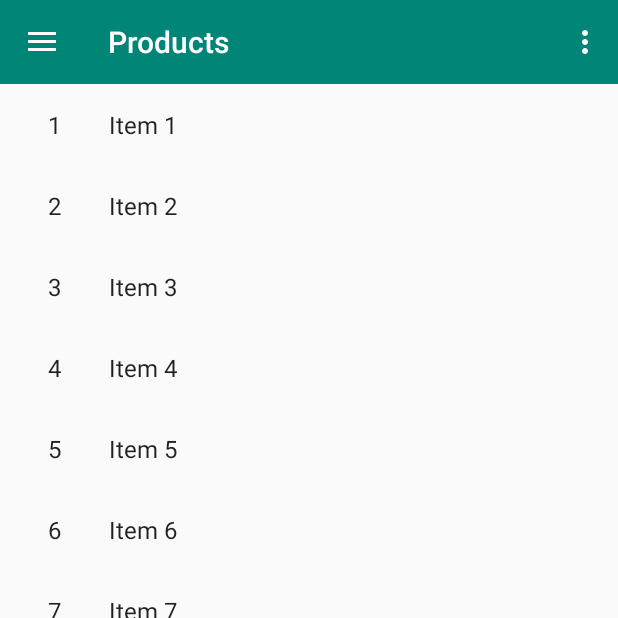
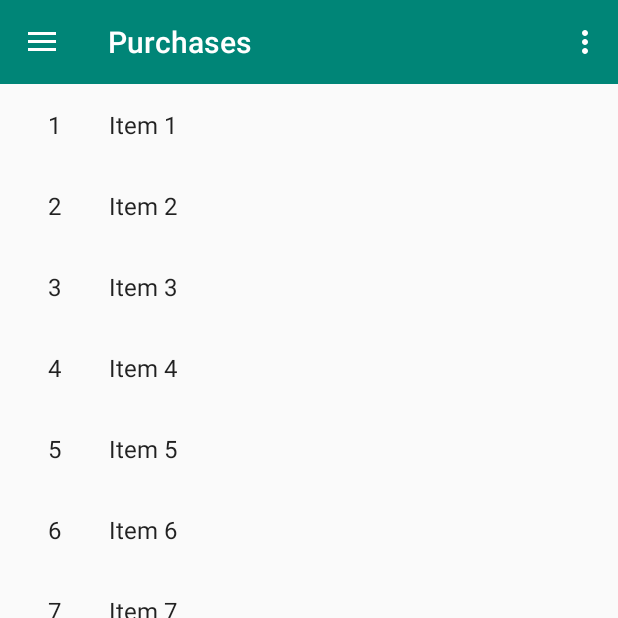
Before and after one commit to thomasbigger584/ItemRecommender-Android, an Android app: the screen it shows after launch (ProductListActivity before the commit, PurchaseListActivity after it), in the side drawer, after a tap on "My Purchases", on a phone screen of 412 x 824 dp, the top half of it. Run offline under Robolectric (Android 15) with nearby library versions, the phone set to English and light mode, and no system bars.

Commit message:
purchase list in, now to do the tabbed view for recommendations

```diff
--- /dev/null
+++ b/app/src/main/java/com/twb/itemrecommender/mypurchases/PurchaseListActivity.java
@@ -0,0 +1,134 @@
+package com.twb.itemrecommender.mypurchases;
+
+import android.content.Context;
+import android.content.Intent;
+import android.os.Bundle;
+import android.support.annotation.NonNull;
+import android.support.v7.widget.RecyclerView;
+import android.view.LayoutInflater;
+import android.view.View;
+import android.view.ViewGroup;
+import android.widget.TextView;
+
+import com.twb.itemrecommender.R;
+import com.twb.itemrecommender.mypurchases.dummy.DummyContent;
+import com.twb.itemrecommender.navigation.BaseNavigationActivity;
+
+import java.util.List;
+
+/**
+ * An activity representing a list of Purchases. This activity
+ * has different presentations for handset and tablet-size devices. On
+ * handsets, the activity presents a list of items, which when touched,
+ * lead to a {@link PurchaseDetailActivity} representing
+ * item details. On tablets, the activity presents the list of items and
+ * item details side-by-side using two vertical panes.
+ */
+public class PurchaseListActivity extends BaseNavigationActivity {
+
+    /**
+     * Whether or not the activity is in two-pane mode, i.e. running on a tablet
+     * device.
+     */
+    private boolean mTwoPane;
+
+    @Override
+    protected int getContentView() {
+        return R.layout.activity_purchase_list;
+    }
+
+    @Override
+    protected void onCreate(Bundle savedInstanceState) {
+        super.onCreate(savedInstanceState);
+
+
+        if (getSupportActionBar() != null) {
+            getSupportActionBar().setTitle(getTitle());
+        }
+
+        if (findViewById(R.id.purchase_detail_container) != null) {
+            // The detail container view will be present only in the
+            // large-screen layouts (res/values-w900dp).
+            // If this view is present, then the
+            // activity should be in two-pane mode.
+            mTwoPane = true;
+        }
+
+        View recyclerView = findViewById(R.id.purchase_list);
+        assert recyclerView != null;
+        setupRecyclerView((RecyclerView) recyclerView);
+    }
+
+    private void setupRecyclerView(@NonNull RecyclerView recyclerView) {
+        recyclerView.setAdapter(new SimpleItemRecyclerViewAdapter(this, DummyContent.ITEMS, mTwoPane));
+    }
+
+    public static class SimpleItemRecyclerViewAdapter
+            extends RecyclerView.Adapter<SimpleItemRecyclerViewAdapter.ViewHolder> {
+
+        private final PurchaseListActivity mParentActivity;
+        private final List<DummyContent.DummyItem> mValues;
+        private final boolean mTwoPane;
+        private final View.OnClickListener mOnClickListener = new View.OnClickListener() {
+            @Override
+            public void onClick(View view) {
+                DummyContent.DummyItem item = (DummyContent.DummyItem) view.getTag();
+                if (mTwoPane) {
+                    Bundle arguments = new Bundle();
+                    arguments.putString(PurchaseDetailFragment.ARG_ITEM_ID, item.id);
+                    PurchaseDetailFragment fragment = new PurchaseDetailFragment();
+                    fragment.setArguments(arguments);
+                    mParentActivity.getSupportFragmentManager().beginTransaction()
+                            .replace(R.id.purchase_detail_container, fragment)
+                            .commit();
+                } else {
+                    Context context = view.getContext();
+                    Intent intent = new Intent(context, PurchaseDetailActivity.class);
+                    intent.putExtra(PurchaseDetailFragment.ARG_ITEM_ID, item.id);
+
+                    context.startActivity(intent);
+                }
+            }
+        };
+
+        SimpleItemRecyclerViewAdapter(PurchaseListActivity parent,
+                                      List<DummyContent.DummyItem> items,
+                                      boolean twoPane) {
+            mValues = items;
+            mParentActivity = parent;
+            mTwoPane = twoPane;
+        }
+
+        @Override
+        public ViewHolder onCreateViewHolder(ViewGroup parent, int viewType) {
+            View view = LayoutInflater.from(parent.getContext())
+                    .inflate(R.layout.purchase_list_content, parent, false);
+            return new ViewHolder(view);
+        }
+
+        @Override
+        public void onBindViewHolder(final ViewHolder holder, int position) {
+            holder.mIdView.setText(mValues.get(position).id);
+            holder.mContentView.setText(mValues.get(position).content);
+
+            holder.itemView.setTag(mValues.get(position));
+            holder.itemView.setOnClickListener(mOnClickListener);
+        }
+
+        @Override
+        public int getItemCount() {
+            return mValues.size();
+        }
+
+        class ViewHolder extends RecyclerView.ViewHolder {
+            final TextView mIdView;
+            final TextView mContentView;
+
+            ViewHolder(View view) {
+                super(view);
+                mIdView = view.findViewById(R.id.id_text);
+                mContentView = view.findViewById(R.id.content);
+            }
+        }
+    }
+}
--- /dev/null
+++ b/app/src/main/java/com/twb/itemrecommender/mypurchases/dummy/DummyContent.java
@@ -0,0 +1,72 @@
+package com.twb.itemrecommender.mypurchases.dummy;
+
+import java.util.ArrayList;
+import java.util.HashMap;
+import java.util.List;
+import java.util.Map;
+
+/**
+ * Helper class for providing sample content for user interfaces created by
+ * Android template wizards.
+ * <p>
+ * TODO: Replace all uses of this class before publishing your app.
+ */
+public class DummyContent {
+
+    /**
+     * An array of sample (dummy) items.
+     */
+    public static final List<DummyItem> ITEMS = new ArrayList<DummyItem>();
+
+    /**
+     * A map of sample (dummy) items, by ID.
+     */
+    public static final Map<String, DummyItem> ITEM_MAP = new HashMap<String, DummyItem>();
+
+    private static final int COUNT = 25;
+
+    static {
+        // Add some sample items.
+        for (int i = 1; i <= COUNT; i++) {
+            addItem(createDummyItem(i));
+        }
+    }
+
+    private static void addItem(DummyItem item) {
+        ITEMS.add(item);
+        ITEM_MAP.put(item.id, item);
+    }
+
+    private static DummyItem createDummyItem(int position) {
+        return new DummyItem(String.valueOf(position), "Item " + position, makeDetails(position));
+    }
+
+    private static String makeDetails(int position) {
+        StringBuilder builder = new StringBuilder();
+        builder.append("Details about Item: ").append(position);
+        for (int i = 0; i < position; i++) {
+            builder.append("\nMore details information here.");
+        }
+        return builder.toString();
+    }
+
+    /**
+     * A dummy item representing a piece of content.
+     */
+    public static class DummyItem {
+        public final String id;
+        public final String content;
+        public final String details;
+
+        public DummyItem(String id, String content, String details) {
+            this.id = id;
+            this.content = content;
+            this.details = details;
+        }
+
+        @Override
+        public String toString() {
+            return content;
+        }
+    }
+}
--- a/app/src/main/java/com/twb/itemrecommender/navigation/BaseNavigationActivity.java
+++ b/app/src/main/java/com/twb/itemrecommender/navigation/BaseNavigationActivity.java
@@ -2,9 +2,6 @@ package com.twb.itemrecommender.navigation;
 
 import android.content.Intent;
 import android.os.Bundle;
-import android.support.design.widget.FloatingActionButton;
-import android.support.design.widget.Snackbar;
-import android.view.View;
 import android.support.design.widget.NavigationView;
 import android.support.v4.view.GravityCompat;
 import android.support.v4.widget.DrawerLayout;
@@ -17,6 +14,8 @@ import android.widget.Toast;
 
 import com.twb.itemrecommender.R;
 import com.twb.itemrecommender.login.LoginActivity;
+import com.twb.itemrecommender.mypurchases.PurchaseListActivity;
+import com.twb.itemrecommender.product.ProductListActivity;
 
 public abstract class BaseNavigationActivity extends AppCompatActivity
         implements NavigationView.OnNavigationItemSelectedListener {
@@ -79,10 +78,10 @@ public abstract class BaseNavigationActivity extends AppCompatActivity
     @Override
     public boolean onNavigationItemSelected(MenuItem item) {
         // Handle navigation view item clicks here.
-        int id = item.getItemId();
+        Intent intent = null;
         switch (item.getItemId()) {
             case R.id.nav_products: {
-                Toast.makeText(this, "Products", Toast.LENGTH_SHORT).show();
+                intent = new Intent(this, ProductListActivity.class);
                 break;
             }
             case R.id.nav_recommendations: {
@@ -90,10 +89,15 @@ public abstract class BaseNavigationActivity extends AppCompatActivity
                 break;
             }
             case R.id.nav_purchases: {
-                Toast.makeText(this, "Purchases", Toast.LENGTH_SHORT).show();
+                intent = new Intent(this, PurchaseListActivity.class);
                 break;
             }
         }
+
+        if (intent != null) {
+            startActivity(intent);
+        }
+
         DrawerLayout drawer = findViewById(R.id.drawer_layout);
         drawer.closeDrawer(GravityCompat.START);
         return true;
--- /dev/null
+++ b/app/src/main/res/layout-w900dp/purchase_list.xml
@@ -0,0 +1,39 @@
+<?xml version="1.0" encoding="utf-8"?>
+<LinearLayout xmlns:android="http://schemas.android.com/apk/res/android"
+    xmlns:app="http://schemas.android.com/apk/res-auto"
+    xmlns:tools="http://schemas.android.com/tools"
+    android:layout_width="match_parent"
+    android:layout_height="match_parent"
+    android:layout_marginLeft="16dp"
+    android:layout_marginRight="16dp"
+    android:baselineAligned="false"
+    android:divider="?android:attr/dividerHorizontal"
+    android:orientation="horizontal"
+    android:showDividers="middle"
+    tools:context=".mypurchases.PurchaseListActivity">
+
+    <!--
+    This layout is a two-pane layout for the Purchases
+    master/detail flow.
+
+    -->
+
+    <android.support.v7.widget.RecyclerView xmlns:android="http://schemas.android.com/apk/res/android"
+        xmlns:tools="http://schemas.android.com/tools"
+        android:id="@+id/purchase_list"
+        android:name="com.twb.itemrecommender.PurchaseListFragment"
+        android:layout_width="@dimen/item_width"
+        android:layout_height="match_parent"
+        android:layout_marginLeft="16dp"
+        android:layout_marginRight="16dp"
+        app:layoutManager="LinearLayoutManager"
+        tools:context="com.twb.itemrecommender.mypurchases.PurchaseListActivity"
+        tools:listitem="@layout/purchase_list_content" />
+
+    <FrameLayout
+        android:id="@+id/purchase_detail_container"
+        android:layout_width="0dp"
+        android:layout_height="match_parent"
+        android:layout_weight="3" />
+
+</LinearLayout>
--- /dev/null
+++ b/app/src/main/res/layout/activity_purchase_list.xml
@@ -0,0 +1,41 @@
+<?xml version="1.0" encoding="utf-8"?>
+<android.support.v4.widget.DrawerLayout xmlns:android="http://schemas.android.com/apk/res/android"
+    xmlns:app="http://schemas.android.com/apk/res-auto"
+    xmlns:tools="http://schemas.android.com/tools"
+    android:id="@+id/drawer_layout"
+    android:layout_width="match_parent"
+    android:layout_height="match_parent"
+    android:fitsSystemWindows="true"
+    tools:openDrawer="start">
+
+    <LinearLayout
+        android:layout_width="match_parent"
+        android:layout_height="match_parent"
+        android:orientation="vertical">
+
+        <include
+            layout="@layout/app_bar_main"
+            android:layout_width="match_parent"
+            android:layout_height="wrap_content" />
+
+        <FrameLayout
+            android:id="@+id/frameLayout"
+            android:layout_width="match_parent"
+            android:layout_height="match_parent"
+            app:layout_behavior="@string/appbar_scrolling_view_behavior">
+
+            <include layout="@layout/purchase_list" />
+        </FrameLayout>
+
+    </LinearLayout>
+
+    <android.support.design.widget.NavigationView
+        android:id="@+id/nav_view"
+        android:layout_width="wrap_content"
+        android:layout_height="match_parent"
+        android:layout_gravity="start"
+        android:fitsSystemWindows="true"
+        app:headerLayout="@layout/nav_header_main"
+        app:menu="@menu/activity_main_drawer" />
+
+</android.support.v4.widget.DrawerLayout>
--- /dev/null
+++ b/app/src/main/res/layout/purchase_list.xml
@@ -0,0 +1,13 @@
+<?xml version="1.0" encoding="utf-8"?>
+<android.support.v7.widget.RecyclerView xmlns:android="http://schemas.android.com/apk/res/android"
+    xmlns:app="http://schemas.android.com/apk/res-auto"
+    xmlns:tools="http://schemas.android.com/tools"
+    android:id="@+id/purchase_list"
+    android:name="com.twb.itemrecommender.PurchaseListFragment"
+    android:layout_width="match_parent"
+    android:layout_height="match_parent"
+    android:layout_marginLeft="16dp"
+    android:layout_marginRight="16dp"
+    app:layoutManager="LinearLayoutManager"
+    tools:context=".mypurchases.PurchaseListActivity"
+    tools:listitem="@layout/purchase_list_content" />
--- /dev/null
+++ b/app/src/main/res/layout/purchase_list_content.xml
@@ -0,0 +1,20 @@
+<?xml version="1.0" encoding="utf-8"?>
+<LinearLayout xmlns:android="http://schemas.android.com/apk/res/android"
+    android:layout_width="wrap_content"
+    android:layout_height="wrap_content"
+    android:orientation="horizontal">
+
+    <TextView
+        android:id="@+id/id_text"
+        android:layout_width="wrap_content"
+        android:layout_height="wrap_content"
+        android:layout_margin="@dimen/text_margin"
+        android:textAppearance="?attr/textAppearanceListItem" />
+
+    <TextView
+        android:id="@+id/content"
+        android:layout_width="wrap_content"
+        android:layout_height="wrap_content"
+        android:layout_margin="@dimen/text_margin"
+        android:textAppearance="?attr/textAppearanceListItem" />
+</LinearLayout>
--- a/app/src/main/res/values/strings.xml
+++ b/app/src/main/res/values/strings.xml
@@ -21,4 +21,6 @@
     <string name="action_settings">Settings</string>
     <string name="title_product_list">Products</string>
     <string name="title_product_detail">Product Detail</string>
+    <string name="title_purchase_list">Purchases</string>
+    <string name="title_purchase_detail">Purchase Detail</string>
 </resources>
```
Also changed, not shown: app/src/main/AndroidManifest.xml (+14 -1 lines), app/src/main/java/com/twb/itemrecommender/mypurchases/PurchaseDetailActivity.java (added, +83 -0 lines), app/src/main/java/com/twb/itemrecommender/mypurchases/PurchaseDetailFragment.java (added, +70 -0 lines), app/src/main/res/layout/activity_purchase_detail.xml (added, +54 -0 lines), app/src/main/res/layout/purchase_detail.xml (added, +10 -0 lines).
